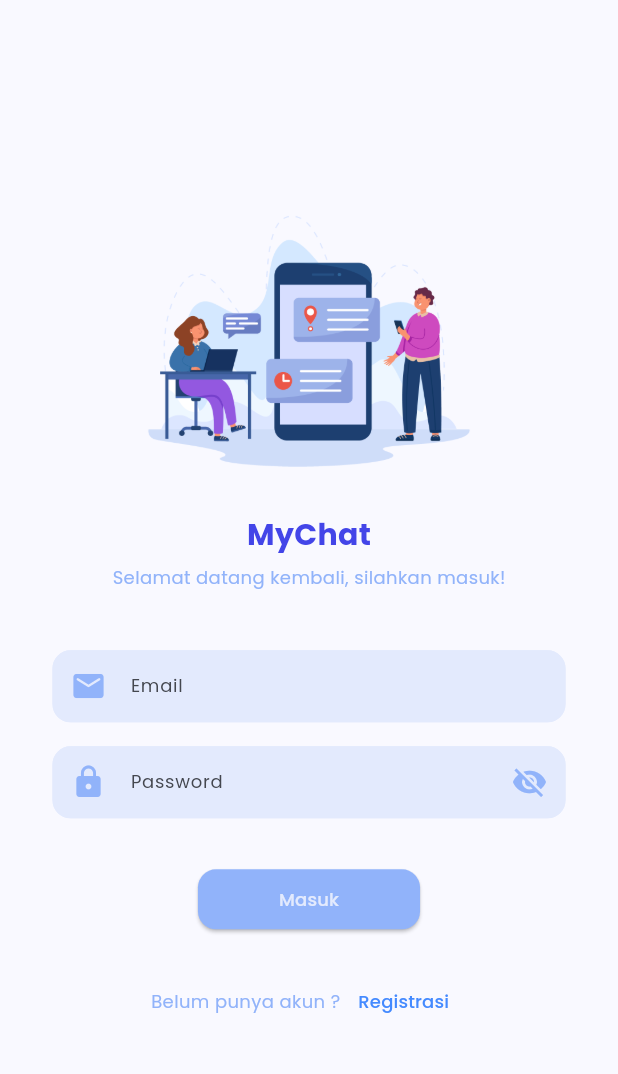
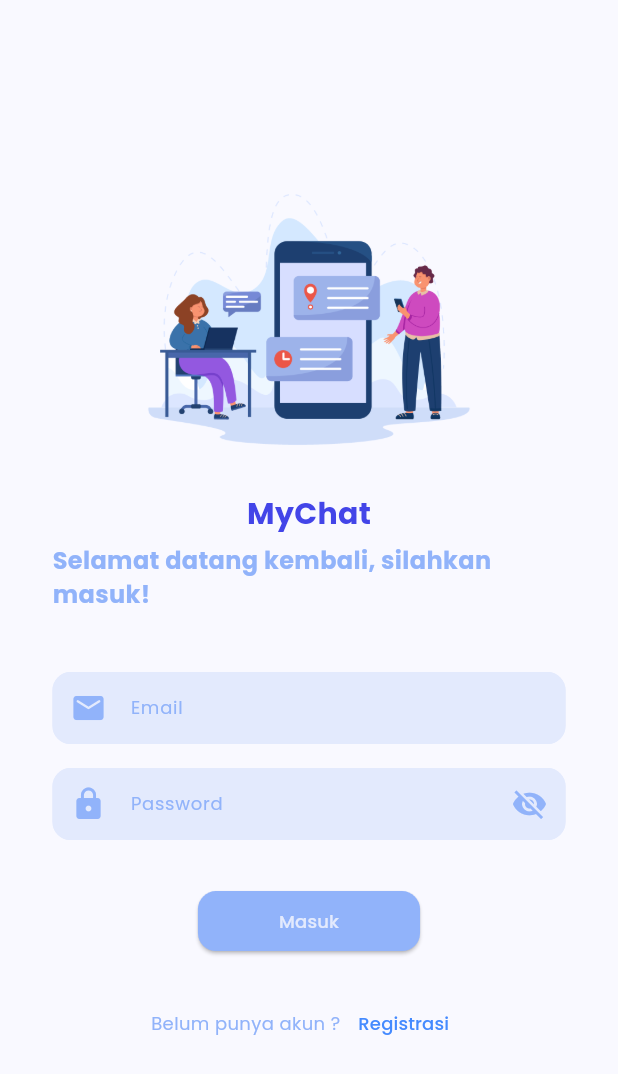
Before and after one commit to Rofiq126/Chat-App, a Flutter app: the screen it shows after launch, on a phone screen of 412 x 824 dp. Shown: the top 1074 px of the screen. Run offline on Flutter 3.47's test engine with Material 2 defaults, Android fonts, the light colour scheme and no system bars; our stand-ins replace awesome_snackbar_content, cloud_firestore, firebase_auth, firebase_core; accounts and stored records are empty.

Commit message:
adding styles

```diff
--- a/lib/common/styles.dart
+++ b/lib/common/styles.dart
@@ -6,8 +6,13 @@ class Styles {
   static const Color darkBlueColor = Color(0xFF150A80);
   static const Color whiteColor = Color(0xFFE3EAFD);
 
+  static const TextStyle titleSecond = TextStyle(
+      fontFamily: 'Poppins', fontSize: 12, color: Styles.secondryColor);
   static const TextStyle title = TextStyle(
-      fontFamily: 'Poppins', fontSize: 12, color: Styles.secondryColor);
+      fontFamily: 'Poppins',
+      fontSize: 16,
+      color: Styles.secondryColor,
+      fontWeight: FontWeight.w600);
   static const TextStyle button = TextStyle(
       fontFamily: 'Poppins',
       fontSize: 12,
@@ -20,6 +25,22 @@ class Styles {
       color: Styles.primaryColor);
   static const TextStyle reguler = TextStyle(
       fontFamily: 'Poppins', fontSize: 12, color: Styles.darkBlueColor);
+  static const TextStyle regulerWhite =
+      TextStyle(fontFamily: 'Poppins', fontSize: 12, color: Styles.whiteColor);
+  static const TextStyle regulerSecondry = TextStyle(
+      fontFamily: 'Poppins', fontSize: 12, color: Styles.secondryColor);
+  static const TextStyle regulerTitle = TextStyle(
+      fontFamily: 'Poppins',
+      fontSize: 14,
+      color: Styles.darkBlueColor,
+      fontWeight: FontWeight.w500);
+  static const TextStyle regulerTitleSecond = TextStyle(
+      fontFamily: 'Poppins',
+      fontSize: 14,
+      color: Styles.secondryColor,
+      fontWeight: FontWeight.w500);
+  static const TextStyle regulerSubtitle =
+      TextStyle(fontFamily: 'Poppins', fontSize: 12, color: Colors.black38);
   static const TextStyle regulerSecond = TextStyle(
       fontFamily: 'Poppins', fontSize: 12, color: Styles.secondryColor);
   static const TextStyle regulerActive =
```
